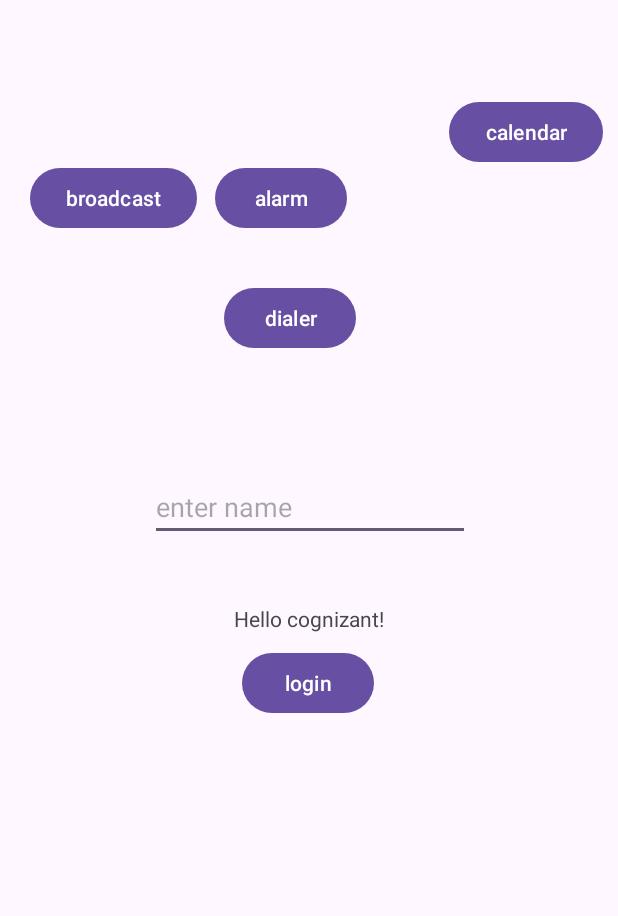
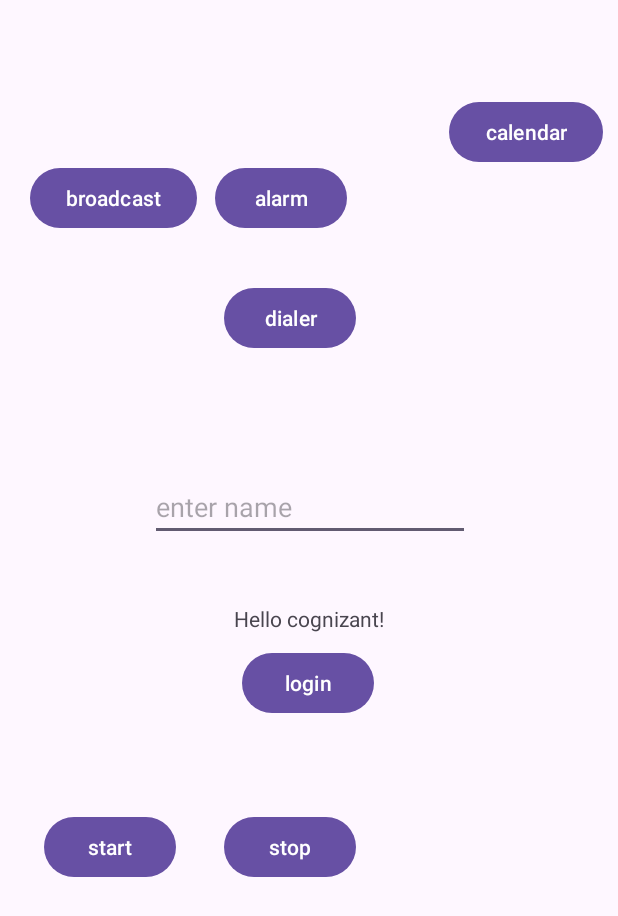
Before and after one commit to abdultanveer/cognizantandroidrever, an Android app: the layout activity_main.xml on its own in the app's theme, with its tools: preview values and no code run, on a phone screen of 412 x 824 dp. Shown: the top 916 px of the screen. Run offline under Robolectric (Android 15) with nearby library versions, the phone set to English and light mode, and no system bars.

Commit message:
start-stop service

```diff
--- a/app/build.gradle.kts
+++ b/app/build.gradle.kts
@@ -4,6 +4,9 @@ plugins {
 }
 
 android {
+    buildFeatures{
+        viewBinding = true
+    }
     namespace = "com.example.cognizantrever"
     compileSdk = 34
 
--- a/app/src/main/res/layout/activity_main.xml
+++ b/app/src/main/res/layout/activity_main.xml
@@ -83,4 +83,23 @@
         app:layout_constraintBaseline_toBaselineOf="@+id/btnAlarm"
         app:layout_constraintStart_toStartOf="parent" />
 
+    <Button
+        android:id="@+id/btnStart"
+        android:layout_width="wrap_content"
+        android:layout_height="wrap_content"
+        android:layout_marginStart="29dp"
+        android:text="start"
+        app:layout_constraintBaseline_toBaselineOf="@+id/btnStop"
+        app:layout_constraintStart_toStartOf="parent" />
+
+    <Button
+        android:id="@+id/btnStop"
+        android:layout_width="wrap_content"
+        android:layout_height="wrap_content"
+        android:layout_marginStart="32dp"
+        android:layout_marginTop="61dp"
+        android:text="stop"
+        app:layout_constraintStart_toEndOf="@+id/btnStart"
+        app:layout_constraintTop_toBottomOf="@+id/btnLogin" />
+
 </androidx.constraintlayout.widget.ConstraintLayout>
```
Also changed, not shown: app/src/main/AndroidManifest.xml (+6 -3 lines), app/src/main/java/com/example/cognizantrever/MainActivity.kt (+19 -2 lines), app/src/main/java/com/example/cognizantrever/MyService.kt (added, +33 -0 lines).
